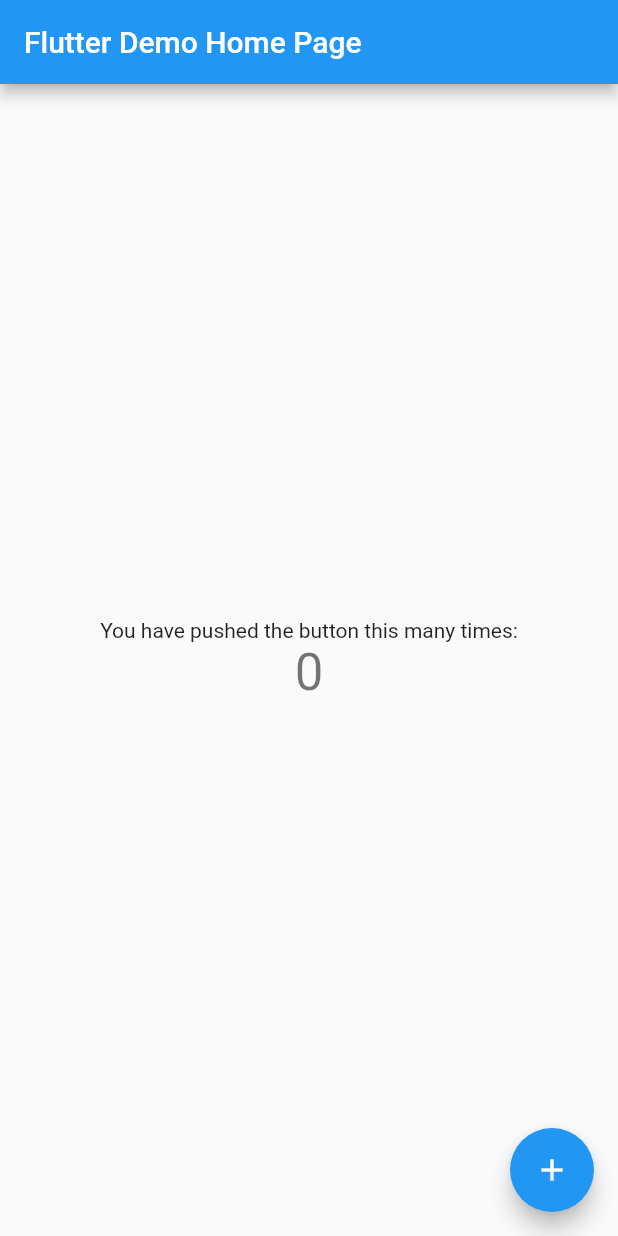
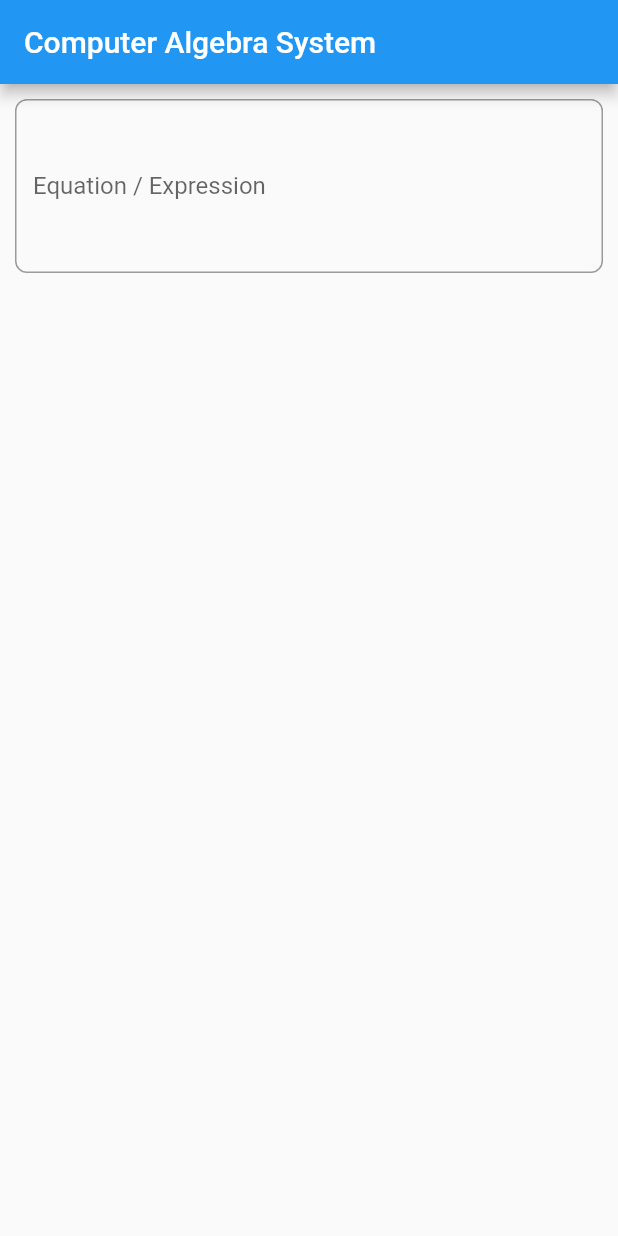
Before and after one commit to td0m/computer_algebra_system, a Flutter app: the screen it shows after launch, on a phone screen of 412 x 824 dp. Run offline on Flutter 3.47's test engine with Material 2 defaults, Android fonts, the phone set to English and light mode, and no system bars.

Commit message:
Simultaneous equations & ui support

```diff
--- a/lib/main.dart
+++ b/lib/main.dart
@@ -1,41 +1,24 @@
+import 'package:computer_algebra_system/ui/pages/calculator_page.dart';
 import 'package:flutter/material.dart';
 
 void main() => runApp(MyApp());
 
 class MyApp extends StatelessWidget {
-  // This widget is the root of your application.
   @override
   Widget build(BuildContext context) {
     return MaterialApp(
-      title: 'Flutter Demo',
+      debugShowCheckedModeBanner: false,
+      title: 'Computer Algebra System',
       theme: ThemeData(
-        // This is the theme of your application.
-        //
-        // Try running your application with "flutter run". You'll see the
-        // application has a blue toolbar. Then, without quitting the app, try
-        // changing the primarySwatch below to Colors.green and then invoke
-        // "hot reload" (press "r" in the console where you ran "flutter run",
-        // or simply save your changes to "hot reload" in a Flutter IDE).
-        // Notice that the counter didn't reset back to zero; the application
-        // is not restarted.
         primarySwatch: Colors.blue,
       ),
-      home: MyHomePage(title: 'Flutter Demo Home Page'),
+      home: MyHomePage(title: 'Computer Algebra System'),
     );
   }
 }
 
 class MyHomePage extends StatefulWidget {
   MyHomePage({Key key, this.title}) : super(key: key);
-
-  // This widget is the home page of your application. It is stateful, meaning
-  // that it has a State object (defined below) that contains fields that affect
-  // how it looks.
-
-  // This class is the configuration for the state. It holds the values (in this
-  // case the title) provided by the parent (in this case the App widget) and
-  // used by the build method of the State. Fields in a Widget subclass are
-  // always marked "final".
 
   final String title;
 
@@ -44,68 +27,13 @@ class MyHomePage extends StatefulWidget {
 }
 
 class _MyHomePageState extends State<MyHomePage> {
-  int _counter = 0;
-
-  void _incrementCounter() {
-    setState(() {
-      // This call to setState tells the Flutter framework that something has
-      // changed in this State, which causes it to rerun the build method below
-      // so that the display can reflect the updated values. If we changed
-      // _counter without calling setState(), then the build method would not be
-      // called again, and so nothing would appear to happen.
-      _counter++;
-    });
-  }
-
   @override
   Widget build(BuildContext context) {
-    // This method is rerun every time setState is called, for instance as done
-    // by the _incrementCounter method above.
-    //
-    // The Flutter framework has been optimized to make rerunning build methods
-    // fast, so that you can just rebuild anything that needs updating rather
-    // than having to individually change instances of widgets.
     return Scaffold(
       appBar: AppBar(
-        // Here we take the value from the MyHomePage object that was created by
-        // the App.build method, and use it to set our appbar title.
-        title: Text(widget.title),
+        title: Text("Computer Algebra System"),
       ),
-      body: Center(
-        // Center is a layout widget. It takes a single child and positions it
-        // in the middle of the parent.
-        child: Column(
-          // Column is also layout widget. It takes a list of children and
-          // arranges them vertically. By default, it sizes itself to fit its
-          // children horizontally, and tries to be as tall as its parent.
-          //
-          // Invoke "debug painting" (press "p" in the console, choose the
-          // "Toggle Debug Paint" action from the Flutter Inspector in Android
-          // Studio, or the "Toggle Debug Paint" command in Visual Studio Code)
-          // to see the wireframe for each widget.
-          //
-          // Column has various properties to control how it sizes itself and
-          // how it positions its children. Here we use mainAxisAlignment to
-          // center the children vertically; the main axis here is the vertical
-          // axis because Columns are vertical (the cross axis would be
-          // horizontal).
-          mainAxisAlignment: MainAxisAlignment.center,
-          children: <Widget>[
-            Text(
-              'You have pushed the button this many times:',
-            ),
-            Text(
-              '$_counter',
-              style: Theme.of(context).textTheme.display1,
-            ),
-          ],
-        ),
-      ),
-      floatingActionButton: FloatingActionButton(
-        onPressed: _incrementCounter,
-        tooltip: 'Increment',
-        child: Icon(Icons.add),
-      ), // This trailing comma makes auto-formatting nicer for build methods.
+      body: CalculatorPage(),
     );
   }
 }
--- /dev/null
+++ b/lib/ui/pages/calculator_page.dart
@@ -0,0 +1,73 @@
+import 'package:flutter/material.dart';
+import '../../core/lexer/lexer.dart';
+import '../../core/parser.dart';
+import '../../core/expression/equality.dart';
+import '../../core/solver/solve.dart';
+
+InputDecoration outlinedTextField = InputDecoration(
+    border: OutlineInputBorder(borderRadius: BorderRadius.circular(8)),
+    labelText: 'Equation / Expression',
+    hintText: "Type a math problem");
+
+class CalculatorPage extends StatefulWidget {
+  @override
+  _CalculatorPageState createState() => _CalculatorPageState();
+}
+
+class _CalculatorPageState extends State<CalculatorPage> {
+  String _output = "";
+  String _input = "";
+
+  _onInputChanged(String input) {
+    setState(() {
+      _input = input;
+      if (input.length == 0) {
+        _output = "";
+      } else {
+        try {
+          final tokens = Lexer().tokenize(input);
+          final parsed = Parser().parse(tokens);
+          if (parsed is Equality) {
+            final solutions = solveEquality(parsed);
+            _output = solutions.join(", ");
+          } else {
+            _output = parsed.simplify().toInfix();
+          }
+        } catch (error) {
+          _output = "$error";
+        }
+      }
+    });
+  }
+
+  @override
+  Widget build(BuildContext context) {
+    return Container(
+      margin: EdgeInsets.all(10),
+      child: Column(children: [
+        TextField(
+          onChanged: _onInputChanged,
+          keyboardType: TextInputType.multiline,
+          maxLines: 4,
+          autocorrect: false,
+          decoration: outlinedTextField,
+        ),
+        _input.length > 0
+            ? Card(
+                margin: EdgeInsets.only(top: 10),
+                elevation: 5,
+                child: Container(
+                  width: double.infinity,
+                  padding: EdgeInsets.all(15),
+                  decoration: BoxDecoration(
+                      borderRadius: BorderRadius.circular(4),
+                      color: Theme.of(context).primaryColor),
+                  child: Text(_output,
+                      style: Theme.of(context).primaryTextTheme.subhead),
+                ),
+              )
+            : Container(),
+      ]),
+    );
+  }
+}
```
Also changed, not shown: lib/core/main.dart (+13 -2 lines), lib/core/solver/solve.dart (+60 -3 lines).
